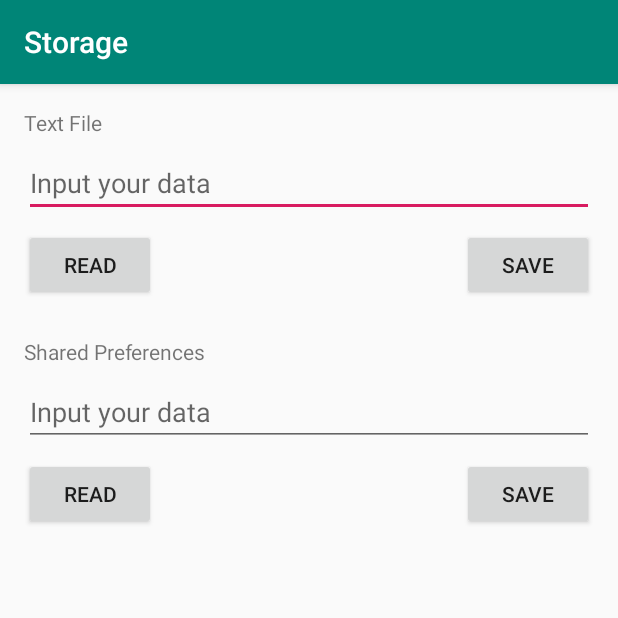
After one commit to the1812/Android-Demos, an Android app: the FilesActivity screen opened directly, with no data from a screen before it, on a phone screen of 412 x 824 dp, the top half of it. The commit adds this screen. Run offline under Robolectric (Android 15) with nearby library versions, the phone set to English and light mode, and no system bars.

Commit message:
Add files and shared preferences demo.

```diff
--- a/app/src/main/AndroidManifest.xml
+++ b/app/src/main/AndroidManifest.xml
@@ -4,6 +4,7 @@
   package="com.helloworld.androiddemo">
 
   <uses-permission android:name="android.permission.ACCESS_NETWORK_STATE" />
+
   <application
     android:allowBackup="false"
     android:icon="@mipmap/ic_launcher"
@@ -14,15 +15,17 @@
     tools:ignore="GoogleAppIndexingWarning">
     <receiver android:name=".broadcasts.CustomBroadcastReceiver">
       <intent-filter>
-        <action android:name="com.helloworld.androiddemo.CUSTOM_BROADCAST"/>
+        <action android:name="com.helloworld.androiddemo.CUSTOM_BROADCAST" />
       </intent-filter>
     </receiver>
+
     <activity
       android:name=".MainActivity"
       android:label="@string/app_name"
       android:launchMode="singleTask">
       <intent-filter>
         <action android:name="android.intent.action.MAIN" />
+
         <category android:name="android.intent.category.LAUNCHER" />
       </intent-filter>
     </activity>
@@ -48,7 +51,10 @@
       android:label="@string/fragments" />
     <activity
       android:name=".broadcasts.BroadcastsActivity"
-      android:label="@string/broadcasts"/>
+      android:label="@string/broadcasts" />
+    <activity
+      android:name=".files.FilesActivity"
+      android:label="@string/files"/>
   </application>
 
 </manifest>
--- a/app/src/main/java/com/helloworld/androiddemo/MainActivity.kt
+++ b/app/src/main/java/com/helloworld/androiddemo/MainActivity.kt
@@ -5,6 +5,7 @@ import android.os.Bundle
 import com.helloworld.androiddemo.activities.ActivitiesActivity
 import com.helloworld.androiddemo.broadcasts.BroadcastsActivity
 import com.helloworld.androiddemo.components.ComponentsActivity
+import com.helloworld.androiddemo.files.FilesActivity
 import kotlinx.android.synthetic.main.activity_main.*
 
 class MainActivity : AppCompatActivity()
@@ -22,7 +23,8 @@ class MainActivity : AppCompatActivity()
         navigation.items = mapOf(
             getString(R.string.activities) to ActivitiesActivity::class.java,
             getString(R.string.components) to ComponentsActivity::class.java,
-            getString(R.string.broadcasts) to BroadcastsActivity::class.java
+            getString(R.string.broadcasts) to BroadcastsActivity::class.java,
+            getString(R.string.files) to FilesActivity::class.java
         )
         navigation.createNavigation()
     }
--- /dev/null
+++ b/app/src/main/java/com/helloworld/androiddemo/files/FilesActivity.kt
@@ -0,0 +1,71 @@
+package com.helloworld.androiddemo.files
+
+import android.content.Context
+import android.support.v7.app.AppCompatActivity
+import android.os.Bundle
+import android.widget.Toast
+import com.helloworld.androiddemo.R
+import kotlinx.android.synthetic.main.activity_files.*
+import java.io.File
+
+class FilesActivity : AppCompatActivity()
+{
+    private fun toast(text: String) = Toast.makeText(this, text, Toast.LENGTH_SHORT).show()
+
+    override fun onCreate(savedInstanceState: Bundle?)
+    {
+        super.onCreate(savedInstanceState)
+        setContentView(R.layout.activity_files)
+        createFilesHandler()
+        createPreferencesHandler()
+    }
+
+    private val preferenceKey = "preference_demo"
+    private fun createPreferencesHandler()
+    {
+        buttonSaveToPreferences.setOnClickListener {
+            val editor = getPreferences(Context.MODE_PRIVATE).edit()
+            editor.putString(preferenceKey, textPreferences.text.toString())
+            editor.apply()
+            textPreferences.text.clear()
+            toast("Saved preference \"$preferenceKey\"")
+        }
+        buttonReadPreferences.setOnClickListener {
+            val preferences = getPreferences(Context.MODE_PRIVATE)
+            val data = preferences.getString(preferenceKey, "")
+            textPreferences.setText(data)
+            if (data.isEmpty())
+            {
+                toast("No text found in preferences.")
+            }
+            else
+            {
+                toast("Read preference from \"$preferenceKey\"")
+            }
+        }
+    }
+
+    private val fileName = "file_demo.txt"
+    private fun createFilesHandler()
+    {
+        buttonSaveToFile.setOnClickListener {
+            val file = File(filesDir, fileName)
+            file.writeText(textFile.text.toString())
+            textFile.text.clear()
+            toast("Saved to $fileName.")
+        }
+        buttonReadFile.setOnClickListener {
+            val file = File(filesDir, fileName)
+            val text = file.readText()
+            textFile.setText(text)
+            if (text.isEmpty())
+            {
+                toast("No text found in file.")
+            }
+            else
+            {
+                toast("Read file from $fileName.")
+            }
+        }
+    }
+}
--- /dev/null
+++ b/app/src/main/res/layout/activity_files.xml
@@ -0,0 +1,98 @@
+<?xml version="1.0" encoding="utf-8"?>
+<android.support.constraint.ConstraintLayout xmlns:android="http://schemas.android.com/apk/res/android"
+  xmlns:app="http://schemas.android.com/apk/res-auto"
+  xmlns:tools="http://schemas.android.com/tools"
+  android:layout_width="match_parent"
+  android:layout_height="match_parent"
+  tools:context=".files.FilesActivity">
+
+  <EditText
+    android:id="@+id/textFile"
+    android:layout_width="0dp"
+    android:layout_height="wrap_content"
+    android:layout_marginStart="16dp"
+    android:layout_marginTop="8dp"
+    android:layout_marginEnd="16dp"
+    android:ems="10"
+    android:hint="@string/file_hint"
+    android:inputType="text"
+    android:maxLines="4"
+    android:singleLine="false"
+    app:layout_constraintEnd_toEndOf="parent"
+    app:layout_constraintStart_toStartOf="parent"
+    app:layout_constraintTop_toBottomOf="@+id/textViewFile" />
+
+  <Button
+    android:id="@+id/buttonReadFile"
+    android:layout_width="wrap_content"
+    android:layout_height="wrap_content"
+    android:layout_marginStart="16dp"
+    android:layout_marginTop="8dp"
+    android:text="@string/read"
+    app:layout_constraintStart_toStartOf="parent"
+    app:layout_constraintTop_toBottomOf="@+id/textFile" />
+
+  <Button
+    android:id="@+id/buttonSaveToFile"
+    android:layout_width="wrap_content"
+    android:layout_height="wrap_content"
+    android:layout_marginTop="8dp"
+    android:layout_marginEnd="16dp"
+    android:text="@string/save"
+    app:layout_constraintEnd_toEndOf="parent"
+    app:layout_constraintTop_toBottomOf="@+id/textFile" />
+
+  <EditText
+    android:id="@+id/textPreferences"
+    android:layout_width="0dp"
+    android:layout_height="wrap_content"
+    android:layout_marginStart="16dp"
+    android:layout_marginTop="8dp"
+    android:layout_marginEnd="16dp"
+    android:ems="10"
+    android:hint="@string/file_hint"
+    android:inputType="text"
+    app:layout_constraintEnd_toEndOf="parent"
+    app:layout_constraintStart_toStartOf="parent"
+    app:layout_constraintTop_toBottomOf="@+id/textViewPreferences" />
+
+  <TextView
+    android:id="@+id/textViewFile"
+    android:layout_width="wrap_content"
+    android:layout_height="wrap_content"
+    android:layout_marginStart="16dp"
+    android:layout_marginTop="16dp"
+    android:text="@string/text_file"
+    app:layout_constraintStart_toStartOf="parent"
+    app:layout_constraintTop_toTopOf="parent" />
+
+  <TextView
+    android:id="@+id/textViewPreferences"
+    android:layout_width="wrap_content"
+    android:layout_height="wrap_content"
+    android:layout_marginStart="16dp"
+    android:layout_marginTop="24dp"
+    android:text="@string/shard_preferences"
+    app:layout_constraintStart_toStartOf="parent"
+    app:layout_constraintTop_toBottomOf="@+id/buttonReadFile" />
+
+  <Button
+    android:id="@+id/buttonReadPreferences"
+    android:layout_width="wrap_content"
+    android:layout_height="wrap_content"
+    android:layout_marginStart="16dp"
+    android:layout_marginTop="8dp"
+    android:text="@string/read"
+    app:layout_constraintStart_toStartOf="parent"
+    app:layout_constraintTop_toBottomOf="@+id/textPreferences" />
+
+  <Button
+    android:id="@+id/buttonSaveToPreferences"
+    android:layout_width="wrap_content"
+    android:layout_height="wrap_content"
+    android:layout_marginTop="8dp"
+    android:layout_marginEnd="16dp"
+    android:text="@string/save"
+    app:layout_constraintEnd_toEndOf="parent"
+    app:layout_constraintTop_toBottomOf="@+id/textPreferences" />
+</android.support.constraint.ConstraintLayout>
--- a/app/src/main/res/values/strings.xml
+++ b/app/src/main/res/values/strings.xml
@@ -15,4 +15,10 @@
   <string name="broadcasts">Broadcasts</string>
   <string name="broadcasts_hint">Try changing network or hit button to see broadcasts!</string>
   <string name="send_custom_broadcast">Send Custom Broadcast</string>
+  <string name="files">Storage</string>
+  <string name="read">Read</string>
+  <string name="save">Save</string>
+  <string name="file_hint">Input your data</string>
+  <string name="text_file">Text File</string>
+  <string name="shard_preferences">Shared Preferences</string>
 </resources>
```
